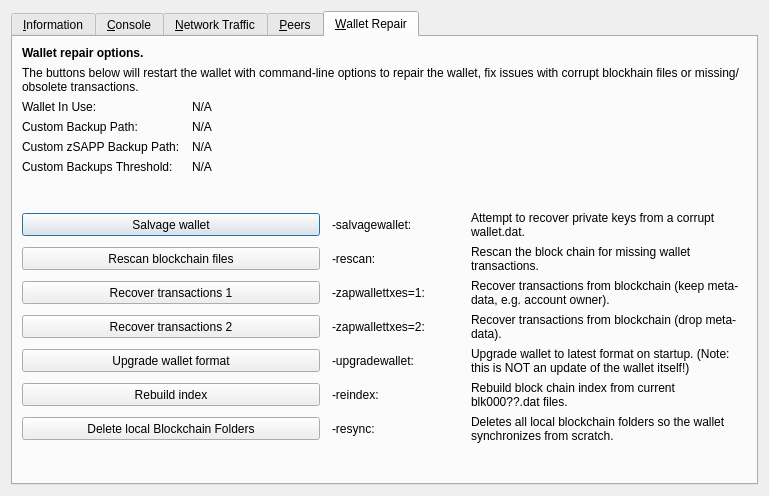
This is src/qt/forms/rpcconsole.ui in decenomy/SAPP as Qt 5 draws it before an edit. The edited form follows.
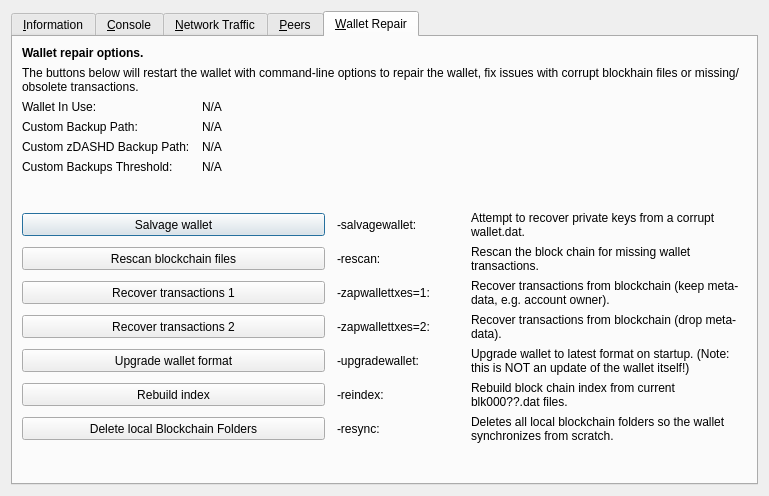
This is the edited form. The open tabs and pages were chosen to show the change. Icons and pictures are not drawn. Custom widgets are drawn as their Qt base class.

Commit message: Replace coin unit SAPP by DASHD in the GUI

Diff of the .ui file:
```diff
--- a/src/qt/forms/rpcconsole.ui
+++ b/src/qt/forms/rpcconsole.ui
@@ -1333,7 +1333,7 @@
           <bool>false</bool>
          </property>
          <property name="text">
-          <string>Custom zSAPP Backup Path:</string>
+          <string>Custom zDASHD Backup Path:</string>
          </property>
         </widget>
        </item>
```
The commit also changes 14 other files.
